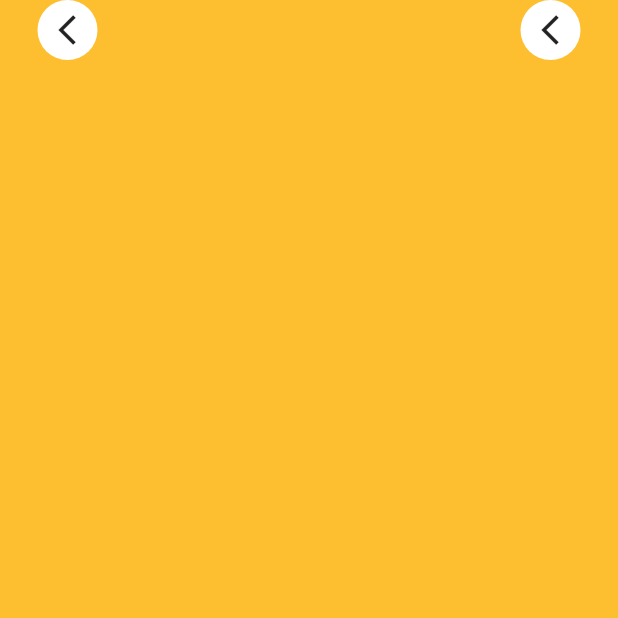
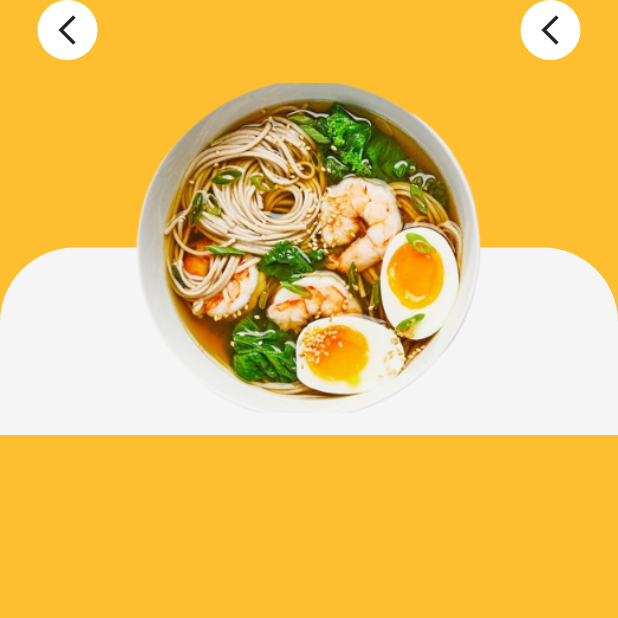
Before and after one commit to SaqifHaque/Flutter-Food-Delivery-App, a Flutter app: the DetailPage screen opened directly with sample values from the repository, on a phone screen of 412 x 824 dp, the top half of it. Run offline on Flutter 3.47's test engine with Material 2 defaults, Android fonts, the phone set to English and light mode, and no system bars; our stand-ins replace smooth_page_indicator.

Commit message:
Working on Food Image widget

```diff
--- a/lib/screens/detail.dart
+++ b/lib/screens/detail.dart
@@ -2,6 +2,7 @@ import 'package:flutter/material.dart';
 import 'package:food_delivery_app/constants/colors.dart';
 import 'package:food_delivery_app/models/food.dart';
 import 'package:food_delivery_app/widgets/custom_app_bar.dart';
+import 'package:food_delivery_app/widgets/food_image.dart';
 
 class DetailPage extends StatelessWidget {
   final Food food;
@@ -17,8 +18,10 @@ class DetailPage extends StatelessWidget {
             Icons.arrow_back_ios_outlined,
             Icons.favorite_outline,
             leftCallback: () => Navigator.of(context).pop(),
-          )
-        ])
+          ),
+          FoodImage(food),
+        ]
+        )
       )
     );
   }
--- /dev/null
+++ b/lib/widgets/food_image.dart
@@ -0,0 +1,48 @@
+import 'package:flutter/material.dart';
+import 'package:food_delivery_app/constants/colors.dart';
+import 'package:food_delivery_app/models/food.dart';
+
+class FoodImage extends StatelessWidget {
+  final Food food;
+  FoodImage(this.food);
+
+  @override
+  Widget build(BuildContext context) {
+    return Container(
+      height: 250,
+      child: Stack(
+        children: [
+          Column(
+            children:[
+              Expanded(
+                  flex: 1,
+                  child: Container(
+
+                  )),
+              Expanded(child: Container(
+                  decoration: BoxDecoration(
+                    borderRadius: BorderRadius.only(
+                      topLeft: Radius.circular(50),
+                      topRight: Radius.circular(50),
+                    ),
+                    color: kBackground,
+                  )
+              ))
+            ]
+          ),
+          Align(
+            alignment: Alignment.center,
+            child: Container(
+              margin: EdgeInsets.all(15),
+              width: 250,
+              height: 250,
+              child: Image.asset(food.imgUrl,
+              fit: BoxFit.cover),
+
+            )
+          )
+        ],
+      )
+    );
+  }
+}
```
